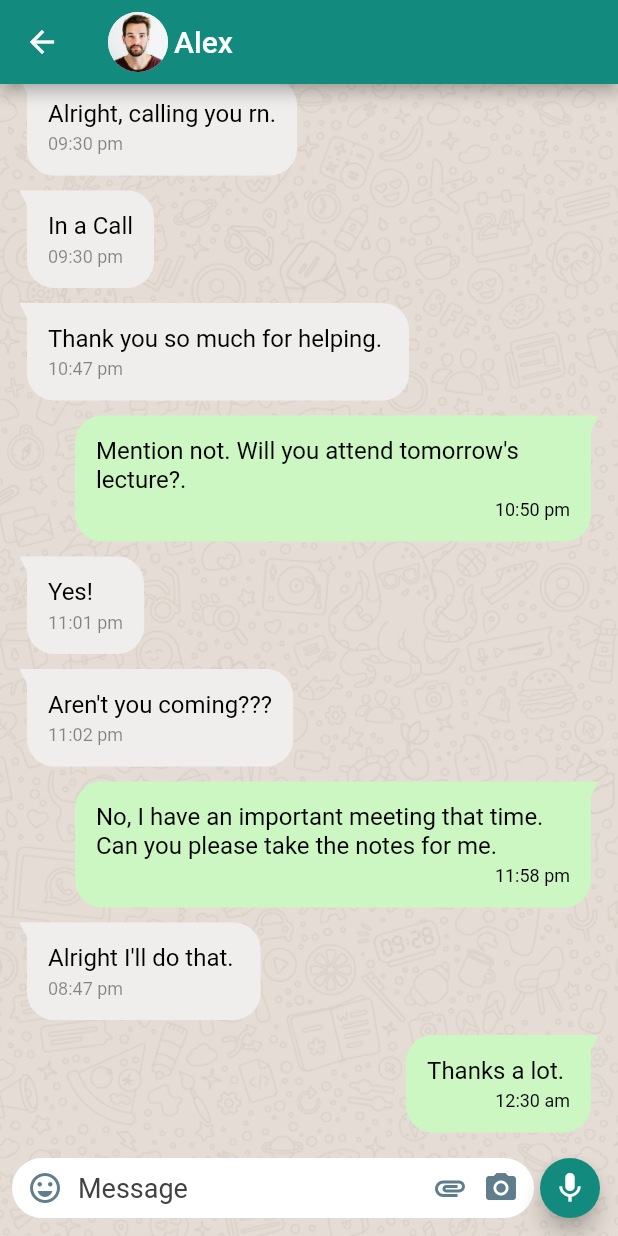
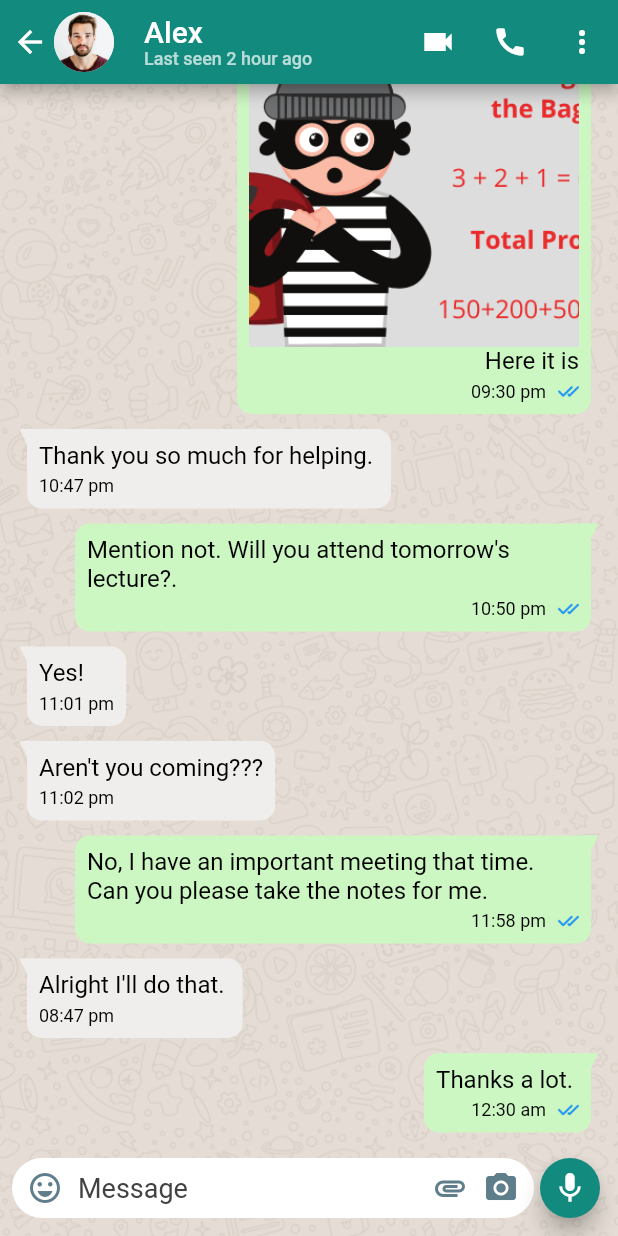
Before and after one commit to evanemran/whatsapp_clone, a Flutter app: the ChatWidget widget shown alone on an empty page, opened directly, after a tap on "Alex", on a phone screen of 412 x 824 dp. Run offline on Flutter 3.47's test engine with Material 2 defaults, Android fonts, the phone set to English and light mode, and no system bars; Roboto replaces fonts that are missing (Monstserrat).

Commit message:
inbox ui updated

```diff
--- a/lib/models/message_model.dart
+++ b/lib/models/message_model.dart
@@ -3,6 +3,8 @@ class Message {
   int type = 0;
   String time = "";
   bool isRead = false;
+  bool haveAttachment = false;
+  String attachment = "";
 
-  Message(this.text, this.type, this.time, this.isRead);
+  Message(this.text, this.type, this.time, this.isRead, this.haveAttachment, this.attachment);
 }
--- a/lib/pages/inbox_page.dart
+++ b/lib/pages/inbox_page.dart
@@ -20,13 +20,15 @@ class InboxPage extends StatefulWidget {
 
 class _InboxPageState extends State<InboxPage> {
   final ScrollController scrollController = ScrollController();
-  // void scrollToBottom() {
-  //   scrollController.animateTo(
-  //     0.0,
-  //     curve: Curves.easeOut,
-  //     duration: const Duration(milliseconds: 300),
-  //   );
-  // }
+  void scrollToBottom() {
+    WidgetsBinding.instance.addPostFrameCallback((_) {
+      scrollController.animateTo(
+        scrollController.position.maxScrollExtent,
+        curve: Curves.easeOut,
+        duration: const Duration(milliseconds: 300),
+      );
+    });
+  }
   @override
   void initState() {
     super.initState();
@@ -36,12 +38,20 @@ class _InboxPageState extends State<InboxPage> {
   }
   @override
   Widget build(BuildContext context) {
-    // scrollToBottom();
     return Scaffold(
       appBar: AppBar(
         backgroundColor: AppColors.main,
-        title: Row(
+        leadingWidth: 80,
+        leading: InkWell(
+          onTap: () {
+            Navigator.pop(context);
+          },
+          child: Padding(
+            padding: const EdgeInsets.only(left: 8),
+            child: Row(
               children: [
+                const Icon(Icons.arrow_back, color: Colors.white, size: 24,),
+                const SizedBox(width: 4,),
                 Padding(
                   padding: const EdgeInsets.fromLTRB(0,4,4,4),
                   child: CircleAvatar(
@@ -52,19 +62,39 @@ class _InboxPageState extends State<InboxPage> {
                       child: Image.asset(widget.user.photo, height: 40, width: 40, fit: BoxFit.cover),),
                   ),
                 ),
-            Text(widget.user.name)
               ],
             ),
-        // leading: Padding(
-        //   padding: const EdgeInsets.all(4),
-        //   child: CircleAvatar(
-        //     backgroundColor: Colors.white,
-        //     radius: 20,
-        //     child: ClipRRect(
-        //       borderRadius: BorderRadius.circular(20.0),
-        //       child: Image.asset(widget.user.photo, height: 40, width: 40, fit: BoxFit.cover),),
-        //   ),
-        // ),
+          ),
+        ),
+        title: InkWell(
+          onTap: () {
+
+          },
+          child: Expanded(
+              child: Column(
+                crossAxisAlignment: CrossAxisAlignment.start,
+                children: [
+                  Text(widget.user.name),
+                  Text("Last seen ${widget.user.lastOnline}", style: const TextStyle(color: Colors.white70, fontSize: 12),),
+                ],
+              ),
+          ),
+        ),
+        actions: [
+          IconButton(onPressed: () {}, icon: const Icon(Icons.videocam_sharp, color: Colors.white,)),
+          IconButton(onPressed: () {}, icon: const Icon(Icons.call, color: Colors.white,)),
+          PopupMenuButton(itemBuilder: (context) {
+            return [
+              const PopupMenuItem(child: Text("View Contact", style: TextStyle(color: Colors.black, fontSize: 16),)),
+              const PopupMenuItem(child: Text("Media, links and docs", style: TextStyle(color: Colors.black, fontSize: 16),)),
+              const PopupMenuItem(child: Text("Search", style: TextStyle(color: Colors.black, fontSize: 16),)),
+              const PopupMenuItem(child: Text("Mute notifications", style: TextStyle(color: Colors.black, fontSize: 16),)),
+              const PopupMenuItem(child: Text("Disappearing messages", style: TextStyle(color: Colors.black, fontSize: 16),)),
+              const PopupMenuItem(child: Text("Wallpaper", style: TextStyle(color: Colors.black, fontSize: 16),)),
+              const PopupMenuItem(child: Text("More", style: TextStyle(color: Colors.black, fontSize: 16),)),
+            ];
+          })
+        ],
       ),
       body: Container(
           decoration: const BoxDecoration(
@@ -82,18 +112,23 @@ class _InboxPageState extends State<InboxPage> {
                   var item = widget.list[position];
                   if(item.type==0) {
                     return InkWell(
-                      child: SentMessage(message: widget.list[position].text, time: widget.list[position].time,),
+                      child: SentMessage(message: widget.list[position]),
                     );
                   }
                   else {
                     return InkWell(
-                      child: ReceivedMessage(message: widget.list[position].text, time: widget.list[position].time,),
+                      child: ReceivedMessage(message: widget.list[position]),
                     );
                   }
                 })),
-            const Align(
+            Align(
               alignment: Alignment.bottomCenter,
-              child: BottomBarWidget(),
+              child: BottomBarWidget(onCLicked: (text) {
+                setState(() {
+                  widget.list.add(Message(text, 0, "Just now", true, false, ""));
+                  scrollToBottom();
+                });
+              },),
             )
           ],
         ),
--- a/lib/widgets/bottom_bar_widget.dart
+++ b/lib/widgets/bottom_bar_widget.dart
@@ -4,7 +4,9 @@ import 'package:flutter/material.dart';
 import '../utils/AppColors.dart';
 
 class BottomBarWidget extends StatefulWidget {
-  const BottomBarWidget({Key? key}) : super(key: key);
+  const BottomBarWidget({Key? key, required this.onCLicked}) : super(key: key);
+
+  final Function(String) onCLicked;
 
   @override
   State<BottomBarWidget> createState() => _BottomBarWidgetState();
@@ -42,7 +44,7 @@ class _BottomBarWidgetState extends State<BottomBarWidget> {
                     }
                     else{
                       setState(() {
-                        fabIcon = Icons.send;
+                        fabIcon = Icons.send_rounded;
                       });
                     }
                   },
@@ -66,7 +68,12 @@ class _BottomBarWidgetState extends State<BottomBarWidget> {
             backgroundColor: AppColors.main,
             tooltip: '',
             child: Icon(fabIcon, color: Colors.white,),
-              onPressed: () {},
+              onPressed: () {
+              if(textEditingController.text.trim().isNotEmpty) {
+                widget.onCLicked.call(textEditingController.text.toString());
+                textEditingController.clear();
+              }
+              },
           )
         ],
       ),
--- a/lib/widgets/chats_widget.dart
+++ b/lib/widgets/chats_widget.dart
@@ -19,20 +19,22 @@ class ChatWidget extends StatefulWidget {
 class _ChatWidgetState extends State<ChatWidget> {
 
   List<Message> mList = [
-    Message("Hi!. I need a help from you regarding last lecture.", 1, "08:47 pm", false),
-    Message("Hey, sure. I have the notes. how can i help you?", 0, "08:52 pm", true),
-    Message("I didn't understand the Knapsack algorithm", 1, "08:55 pm", true),
-    Message("Can you help me to understand the simulation?", 1, "08:56 pm", true),
-    Message("It's not that complicated. You can call me and I can show you that.", 0, "09:25 pm", true),
-    Message("Alright, calling you rn.", 1, "09:30 pm", true),
-    Message("In a Call", 2, "09:30 pm", true),
-    Message("Thank you so much for helping. ", 1, "10:47 pm", true),
-    Message("Mention not. Will you attend tomorrow's lecture?.", 0, "10:50 pm", true),
-    Message("Yes!", 1, "11:01 pm", true),
-    Message("Aren't you coming???", 1, "11:02 pm", true),
-    Message("No, I have an important meeting that time. Can you please take the notes for me.", 0, "11:58 pm", true),
-    Message("Alright I'll do that. ", 1, "08:47 pm", true),
-    Message("Thanks a lot. ", 0, "12:30 am", true),
+    Message("Hi!. I need a help from you regarding last lecture.", 1, "08:47 pm", false, false, ""),
+    Message("Hey, sure. I have the notes. how can i help you?", 0, "08:52 pm", true, false, ""),
+    Message("I didn't understand the Knapsack algorithm", 1, "08:55 pm", true, false, ""),
+    Message("Can you help me to understand the simulation?", 1, "08:56 pm", true, false, ""),
+    Message("It's not that complicated. You can call me and I can show you that.", 0, "09:25 pm", true, false, ""),
+    Message("Alright, calling you rn.", 1, "09:30 pm", true, false, ""),
+    Message("In a Call", 2, "09:30 pm", true, false, ""),
+    Message("Send me the photo", 2, "09:30 pm", true, false, ""),
+    Message("Here it is", 0, "09:30 pm", true, true, "assets/knapsack.png"),
+    Message("Thank you so much for helping. ", 1, "10:47 pm", true, false, ""),
+    Message("Mention not. Will you attend tomorrow's lecture?.", 0, "10:50 pm", true, false, ""),
+    Message("Yes!", 1, "11:01 pm", true, false, ""),
+    Message("Aren't you coming???", 1, "11:02 pm", true, false, ""),
+    Message("No, I have an important meeting that time. Can you please take the notes for me.", 0, "11:58 pm", true, false, ""),
+    Message("Alright I'll do that. ", 1, "08:47 pm", true, false, ""),
+    Message("Thanks a lot. ", 0, "12:30 am", true, false, ""),
     // Message("Hi!. I need a help from you regarding last lecture.", 1, "08:47 pm", true),
     // Message("Hi!. I need a help from you regarding last lecture.", 1, "08:47 pm", true),
     // Message("Hi!. I need a help from you regarding last lecture.", 1, "08:47 pm", true),
--- a/lib/widgets/recieved_message_widget.dart
+++ b/lib/widgets/recieved_message_widget.dart
@@ -1,4 +1,5 @@
 import 'package:flutter/material.dart';
+import 'package:whatsapp_clone/models/message_model.dart';
 import 'package:whatsapp_clone/utils/AppColors.dart';
 import 'package:whatsapp_clone/widgets/triangle_widget.dart';
 
@@ -6,11 +7,10 @@ import 'dart:math' as math;
 
 class ReceivedMessage extends StatelessWidget {
   const ReceivedMessage({
-    Key? key, required this.message, required this.time,
+    Key? key, required this.message,
   }) : super(key: key);
 
-  final String message;
-  final String time;
+  final Message message;
 
   @override
   Widget build(BuildContext context) {
@@ -28,27 +28,37 @@ class ReceivedMessage extends StatelessWidget {
             ),
             Flexible(
               child: Container(
-                padding: const EdgeInsets.all(14),
+                padding: const EdgeInsets.all(8),
                 decoration: const BoxDecoration(
                   color: AppColors.receivedMessage,
                   borderRadius: BorderRadius.only(
-                    topRight: Radius.circular(18),
-                    bottomLeft: Radius.circular(18),
-                    bottomRight: Radius.circular(18),
+                    topRight: Radius.circular(10),
+                    bottomLeft: Radius.circular(10),
+                    bottomRight: Radius.circular(10),
                   ),
                 ),
                 child: Column(
                   mainAxisAlignment: MainAxisAlignment.start,
                   crossAxisAlignment: CrossAxisAlignment.start,
                   children: [
+                    Visibility(visible: message.haveAttachment, child: Image.asset(message.attachment, width: 220, height: 350, fit: BoxFit.cover,)),
                     Text(
-                      message,
+                      message.text,
                       style: const TextStyle(color: Colors.black, fontFamily: 'Monstserrat', fontSize: 16),
                     ),
                     const SizedBox(height: 4,),
-                    Text(
-                      time,
-                      style: const TextStyle(color: Colors.black45, fontFamily: 'Monstserrat', fontSize: 12),
+                    Row(
+                      mainAxisSize: MainAxisSize.min,
+                      mainAxisAlignment: MainAxisAlignment.end,
+                      crossAxisAlignment: CrossAxisAlignment.end,
+                      children: [
+                        Text(
+                          message.time,textAlign: TextAlign.end,
+                          style: const TextStyle(color: Colors.black, fontFamily: 'Monstserrat', fontSize: 12),
+                        ),
+                        // const SizedBox(width: 8,),
+                        // Image.asset("assets/read.png", color: Colors.blue, width: 14, height: 14,)
+                      ],
                     )
                   ],
                 ),
--- a/lib/widgets/sent_message_widget.dart
+++ b/lib/widgets/sent_message_widget.dart
@@ -1,12 +1,12 @@
 import 'package:flutter/material.dart';
+import 'package:whatsapp_clone/models/message_model.dart';
 import 'package:whatsapp_clone/utils/AppColors.dart';
 import 'package:whatsapp_clone/widgets/triangle_widget.dart';
 
 class SentMessage extends StatelessWidget {
-  const SentMessage({Key? key, required this.message, required this.time,}) : super(key: key);
+  const SentMessage({Key? key, required this.message}) : super(key: key);
 
-  final String message;
-  final String time;
+  final Message message;
 
   @override
   Widget build(BuildContext context) {
@@ -17,27 +17,37 @@ class SentMessage extends StatelessWidget {
           children: [
             Flexible(
               child: Container(
-                padding: const EdgeInsets.all(14),
+                padding: const EdgeInsets.all(8),
                 decoration: const BoxDecoration(
                   color: AppColors.sentMessage,
                   borderRadius: BorderRadius.only(
-                    topLeft: Radius.circular(18),
-                    bottomLeft: Radius.circular(18),
-                    bottomRight: Radius.circular(18),
+                    topLeft: Radius.circular(10),
+                    bottomLeft: Radius.circular(10),
+                    bottomRight: Radius.circular(10),
                   ),
                 ),
                 child: Column(
                   mainAxisAlignment: MainAxisAlignment.end,
                   crossAxisAlignment: CrossAxisAlignment.end,
                   children: [
+                    Visibility(visible: message.haveAttachment, child: Image.asset(message.attachment, width: 220, height: 350, fit: BoxFit.cover,)),
                     Text(
-                      message,
+                      message.text,
                       style: const TextStyle(color: Colors.black, fontFamily: 'Monstserrat', fontSize: 16),
                     ),
                     const SizedBox(height: 4,),
-                    Text(
-                      time,textAlign: TextAlign.end,
-                      style: const TextStyle(color: Colors.black, fontFamily: 'Monstserrat', fontSize: 12),
+                    Row(
+                      mainAxisSize: MainAxisSize.min,
+                      mainAxisAlignment: MainAxisAlignment.end,
+                      crossAxisAlignment: CrossAxisAlignment.end,
+                      children: [
+                        Text(
+                          message.time,textAlign: TextAlign.end,
+                          style: const TextStyle(color: Colors.black, fontFamily: 'Monstserrat', fontSize: 12),
+                        ),
+                        const SizedBox(width: 8,),
+                        Image.asset("assets/read.png", color: Colors.blue, width: 14, height: 14,)
+                      ],
                     )
                   ],
                 ),
```
Also changed, not shown: assets/knapsack.png (added). Lines whose indentation alone changed are shown as unchanged.
